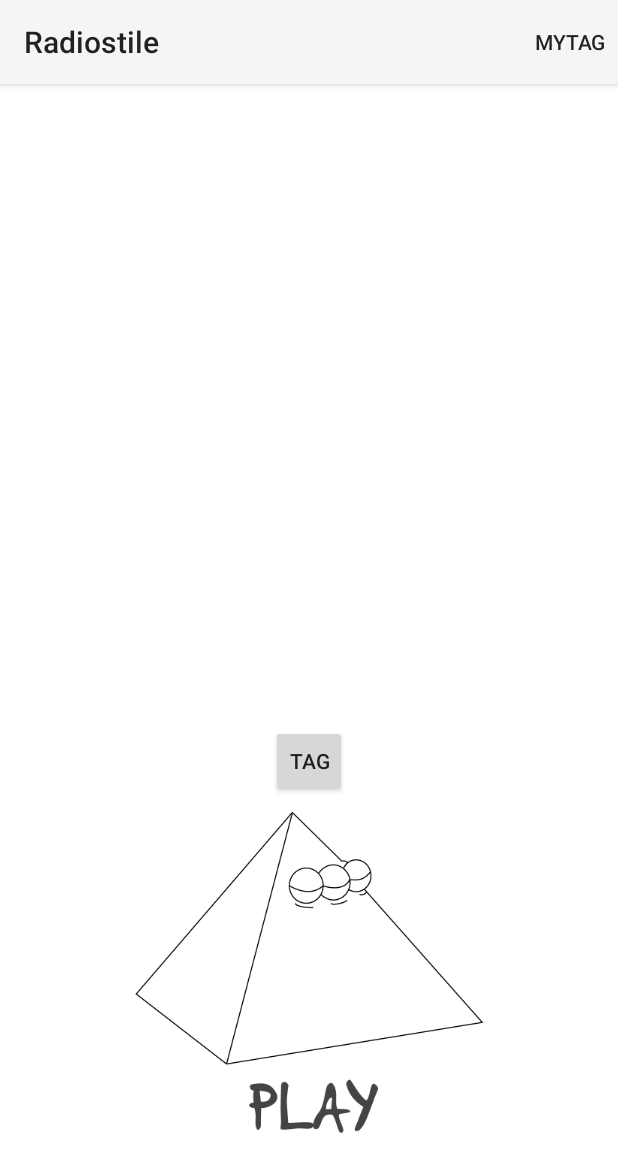
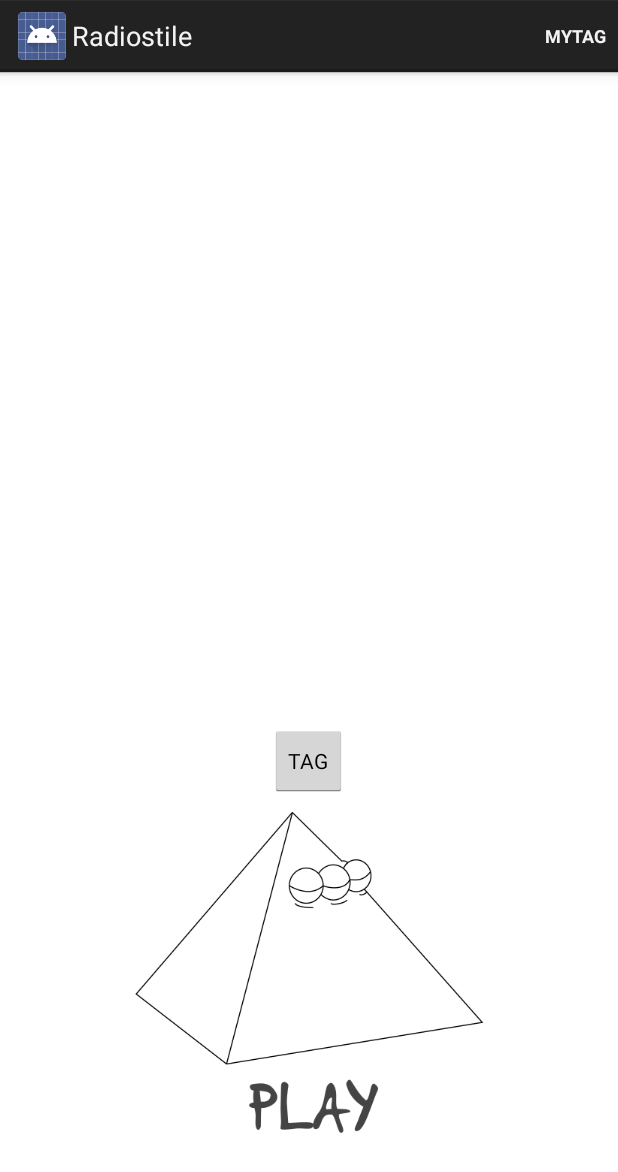
Before and after one commit to Valerio82/Radiostile2.0, an Android app: the screen it shows after launch (MainActivity), on a phone screen of 412 x 824 dp. Shown: the top 1172 px of the screen. Run offline under Robolectric (Android 15) with nearby library versions, the phone set to English and light mode, and no system bars.

Commit message:
Aggiornamento API 14 Livello minimo api 14 Tolta la dipendeza dalla librerie suppor.v7.actionBar nel build.grandle Il MainActivity e DatabaseActivity adesso estendono Activity e non più ActionBarActivity Nell'action bar adesso è presente il logo dell'applicazione

```diff
--- a/app/build.gradle
+++ b/app/build.gradle
@@ -6,7 +6,7 @@ android {
 
     defaultConfig {
         applicationId "com.radiostile.arcaik.radiostile"
-        minSdkVersion 11
+        minSdkVersion 14
         targetSdkVersion 21
         versionCode 1
         versionName "1.0"
@@ -20,6 +20,4 @@ android {
 }
 
 dependencies {
-    compile fileTree(dir: 'libs', include: ['*.jar'])
-    compile 'com.android.support:appcompat-v7:21.0.0'
 }
--- a/app/src/main/AndroidManifest.xml
+++ b/app/src/main/AndroidManifest.xml
@@ -9,12 +9,12 @@
     <application
         android:allowBackup="true"
         android:icon="@drawable/ic_launcher"
-        android:label="@string/app_name"
-        android:theme="@style/Theme.AppCompat.Light" >
+        android:logo="@drawable/ic_launcher"
+        android:theme="@android:style/Theme.Holo.Light.DarkActionBar" >
         <activity
             android:name="com.radiostile.arcaik.activity.MainActivity"
             android:label="@string/app_name"
-            android:screenOrientation="portrait" >
+            android:screenOrientation="portrait">
             <intent-filter>
                 <action android:name="android.intent.action.MAIN" />
                 <category android:name="android.intent.category.LAUNCHER" />
--- a/app/src/main/java/com/radiostile/arcaik/activity/DatabaseActivity.java
+++ b/app/src/main/java/com/radiostile/arcaik/activity/DatabaseActivity.java
@@ -1,9 +1,9 @@
 package com.radiostile.arcaik.activity;
 
+import android.app.Activity;
 import android.content.Context;
 import android.database.Cursor;
 import android.graphics.Typeface;
-import android.support.v7.app.ActionBarActivity;
 import android.os.Bundle;
 import android.view.View;
 import android.view.ViewGroup;
@@ -17,7 +17,7 @@ import com.radiostile.arcaik.database.DatabaseStrings;
 import com.radiostile.arcaik.database.DbManager;
 import com.radiostile.arcaik.radiostile.R;
 
-public class DatabaseActivity extends ActionBarActivity {
+public class DatabaseActivity extends Activity {
     private DbManager dbManager;
     private ListView listView;
     private CursorAdapter cursorAdapter;
@@ -29,7 +29,7 @@ public class DatabaseActivity extends ActionBarActivity {
         setContentView(R.layout.activity_database);
         listView=(ListView)findViewById(R.id.listView);
         dbManager=new DbManager(this);
-        getSupportActionBar().setDisplayHomeAsUpEnabled(true);
+        getActionBar().setDisplayHomeAsUpEnabled(true);
         Cursor cursor=dbManager.query();
         cursorAdapter=new CursorAdapter(this,cursor,0) {
             @Override
--- a/app/src/main/java/com/radiostile/arcaik/activity/MainActivity.java
+++ b/app/src/main/java/com/radiostile/arcaik/activity/MainActivity.java
@@ -1,12 +1,12 @@
 package com.radiostile.arcaik.activity;
 
+import android.app.Activity;
 import android.content.BroadcastReceiver;
 import android.content.Context;
 import android.content.Intent;
 import android.content.IntentFilter;
 import android.graphics.Typeface;
 import android.media.AudioManager;
-import android.support.v7.app.ActionBarActivity;
 import android.os.Bundle;
 import android.util.Log;
 import android.view.Menu;
@@ -29,7 +29,7 @@ import java.util.Timer;
 import java.util.TimerTask;
 
 
-public class MainActivity extends ActionBarActivity {
+public class MainActivity extends Activity {
     private ImageButton buttonPlayPause;
     private TextView textViewSongTitle=null;
     Button buttonTag;
@@ -55,6 +55,7 @@ public class MainActivity extends ActionBarActivity {
         buttonTag=(Button)findViewById(R.id.buttonTag);
         setVolumeControlStream(AudioManager.STREAM_MUSIC);
         dbManager=new DbManager(this);
+
 
     }
     public void onResume(){
--- a/app/src/main/java/com/radiostile/arcaik/service/MediaPlayerService.java
+++ b/app/src/main/java/com/radiostile/arcaik/service/MediaPlayerService.java
@@ -6,7 +6,6 @@ import android.media.AudioManager;
 import android.media.MediaPlayer;
 import android.net.Uri;
 import android.os.IBinder;
-import android.util.Log;
 
 import java.io.IOException;
 
@@ -41,6 +40,7 @@ public class MediaPlayerService extends Service implements MediaPlayer.OnPrepare
     public void onDestroy(){
         lettoreRadio.release();
         audioManager.abandonAudioFocus(this);
+
     }
     public void lettoreRadioStop(){
         lettoreRadio.stop();
--- a/app/src/main/res/layout/activity_database.xml
+++ b/app/src/main/res/layout/activity_database.xml
@@ -13,6 +13,8 @@
         android:layout_alignParentTop="true"
         android:layout_alignParentLeft="true"
         android:layout_alignParentStart="true"
+        android:dividerHeight="2dp"
+        android:divider="@android:color/black"
         />
 
 </RelativeLayout>
--- a/app/src/main/res/layout/activity_main.xml
+++ b/app/src/main/res/layout/activity_main.xml
@@ -28,7 +28,7 @@
         android:marqueeRepeatLimit="marquee_forever"
         android:ellipsize="marquee"
         android:singleLine="true"
-        android:textSize="@dimen/abc_text_size_medium_material"
+        android:textSize="20dp"
         android:clickable="true"
         android:onClick="salvaTag"
         android:layout_alignParentRight="true"
--- a/app/src/main/res/menu/menu_database.xml
+++ b/app/src/main/res/menu/menu_database.xml
@@ -1,9 +1,8 @@
 <menu xmlns:android="http://schemas.android.com/apk/res/android"
-    xmlns:app="http://schemas.android.com/apk/res-auto"
     xmlns:tools="http://schemas.android.com/tools"
     tools:context="com.radiostile.arcaik.activity.DatabaseActivity">
     <item android:id="@+id/action_settings"
         android:title="@string/action_settings"
         android:orderInCategory="100"
-        app:showAsAction="never" />
+        android:showAsAction="never" />
 </menu>
--- a/app/src/main/res/menu/menu_main.xml
+++ b/app/src/main/res/menu/menu_main.xml
@@ -1,8 +1,9 @@
 <menu xmlns:android="http://schemas.android.com/apk/res/android"
-    xmlns:app="http://schemas.android.com/apk/res-auto"
     xmlns:tools="http://schemas.android.com/tools" tools:context=".MainActivity">
+
     <item android:id="@+id/action_myTag"
-        android:title="@string/action_myTag"
-        android:orderInCategory="100"
-        app:showAsAction="ifRoom|withText" />
+         android:title="@string/action_myTag"
+         android:orderInCategory="100"
+         android:showAsAction="always"/>
+
 </menu>
--- a/app/src/main/res/values/styles.xml
+++ b/app/src/main/res/values/styles.xml
@@ -1,8 +1,7 @@
 <resources>
 
     <!-- Base application theme. -->
-    <style name="AppTheme" parent="Theme.AppCompat.Light.DarkActionBar">
         <!-- Customize your theme here. -->
-    </style>
+
 
 </resources>
```
Also changed, not shown: 1 other file.
